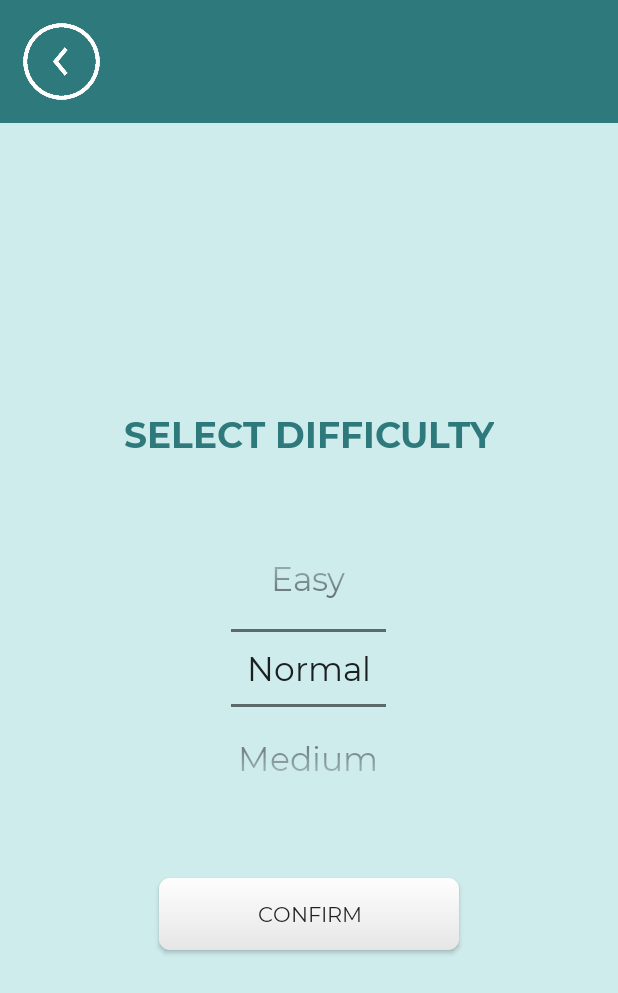
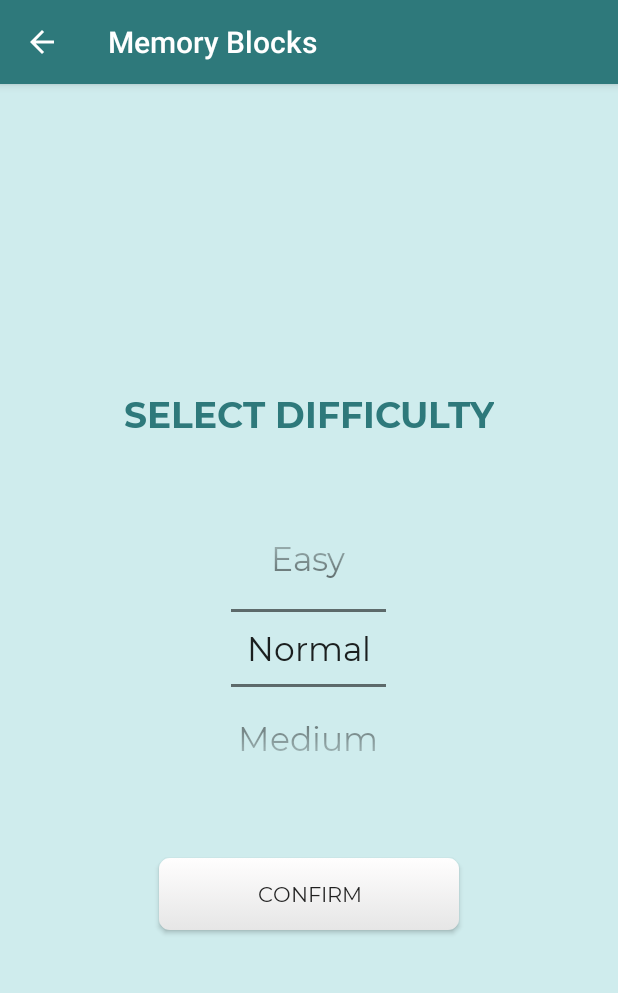
Before and after one commit to ericaoytas/MemoryBlocks, an Android app: the DifficultyActivity screen opened directly, with no data from a screen before it, on a phone screen of 412 x 824 dp. Shown: the top 993 px of the screen. Run offline under Robolectric (Android 15) with nearby library versions, the phone set to English and light mode, and no system bars.

Commit message:
Action Bar

```diff
--- a/app/src/main/java/com/example/memoryblocks/DifficultyActivity.java
+++ b/app/src/main/java/com/example/memoryblocks/DifficultyActivity.java
@@ -3,12 +3,17 @@ package com.example.memoryblocks;
 import android.app.Activity;
 import android.content.Intent;
 import android.os.Bundle;
+import android.view.Menu;
+import android.view.MenuInflater;
+import android.view.MenuItem;
 import android.view.View;
 import android.widget.NumberPicker;
 
+import java.util.Objects;
+
 import androidx.appcompat.app.AppCompatActivity;
 
-public class DifficultyActivity extends Activity {
+public class DifficultyActivity extends AppCompatActivity {
 
     NumberPicker mDifficultyPicker;
     String [] difficultyLevels;
@@ -24,6 +29,7 @@ public class DifficultyActivity extends Activity {
         mDifficultyPicker.setWrapSelectorWheel(false);
         mDifficultyPicker.setDisplayedValues(difficultyLevels);
         mDifficultyPicker.setValue(2);
+
     }
 
     /** Starts GamePlayActivity */
--- a/app/src/main/res/layout/activity_difficulty.xml
+++ b/app/src/main/res/layout/activity_difficulty.xml
@@ -3,42 +3,14 @@
     android:orientation="vertical"
     android:layout_width="match_parent"
     android:layout_height="match_parent"
-    android:background="@color/colorPeriwinkle"
-    android:weightSum="100">
+    android:gravity="center"
+    android:background="@color/colorPeriwinkle">
 
-    <FrameLayout
-        android:layout_width="match_parent"
-        android:layout_height="0dp"
-        android:background="@color/colorMurkyWater"
-        android:layout_weight="10">
-        <TextView
-            android:layout_width="match_parent"
-            android:layout_height="match_parent"
-            android:paddingStart="15dp"
-            android:textSize="24sp"
-            android:textColor="@color/colorWhite"
-            android:fontFamily="@font/montserrat_bold"
-            android:text=""
-            android:gravity="center"/>
-        <ImageView
-            android:layout_width="100dp"
-            android:layout_height="match_parent"
-            android:scaleType="fitStart"
-            android:padding="15dp"
-            android:src="@drawable/back_arrow_blue"
-            android:onClick="goBackToHomeScreen"/>
-    </FrameLayout>
-    <LinearLayout
-        android:layout_width="match_parent"
-        android:layout_height="0dp"
-        android:layout_weight="90"
-        android:gravity="center"
-        android:orientation="vertical">
     <TextView
         android:layout_width="wrap_content"
         android:layout_height="wrap_content"
         android:text="@string/select_difficulty_string"
-            android:textSize="24dp"
+        android:textSize="24sp"
         android:fontFamily="@font/montserrat_bold"
         android:textColor="@color/colorMurkyWater"/>
     <NumberPicker
@@ -55,7 +27,6 @@
         android:fontFamily="@font/montserrat_regular"
         android:text="@string/confirm_string"
         android:onClick="difficultyConfirmButtonClicked"/>
-    </LinearLayout>
 
 
 </LinearLayout>
--- a/app/src/main/res/values/strings.xml
+++ b/app/src/main/res/values/strings.xml
@@ -53,5 +53,6 @@
     <string name="options">Options</string>
     <string name="difficulty_string">DIFFICULTY</string>
     <string name="app_name_caps">MEMORY BLOCKS</string>
+    <string name="back_string">Back</string>
 
 </resources>
--- a/app/src/main/res/values/styles.xml
+++ b/app/src/main/res/values/styles.xml
@@ -1,9 +1,9 @@
 <resources>
 
     <!-- Base application theme. -->
-    <style name="AppTheme" parent="Theme.AppCompat.Light.NoActionBar">
+    <style name="AppTheme" parent="Theme.AppCompat.Light.DarkActionBar">
         <!-- Customize your theme here. -->
-        <item name="colorPrimary">@color/colorTameBlue</item>
+        <item name="colorPrimary">@color/colorMurkyWater</item>
         <item name="colorPrimaryDark">@color/colorMurkyWater</item>
         <item name="colorAccent">@color/colorPeriwinkle</item>
     </style>
```
Also changed, not shown: app/src/main/AndroidManifest.xml (+11 -9 lines), app/src/main/java/com/example/memoryblocks/HelpActivity.java (+8 -1 lines), app/src/main/res/layout/activity_help.xml (+2 -31 lines). Lines whose indentation alone changed are shown as unchanged.
